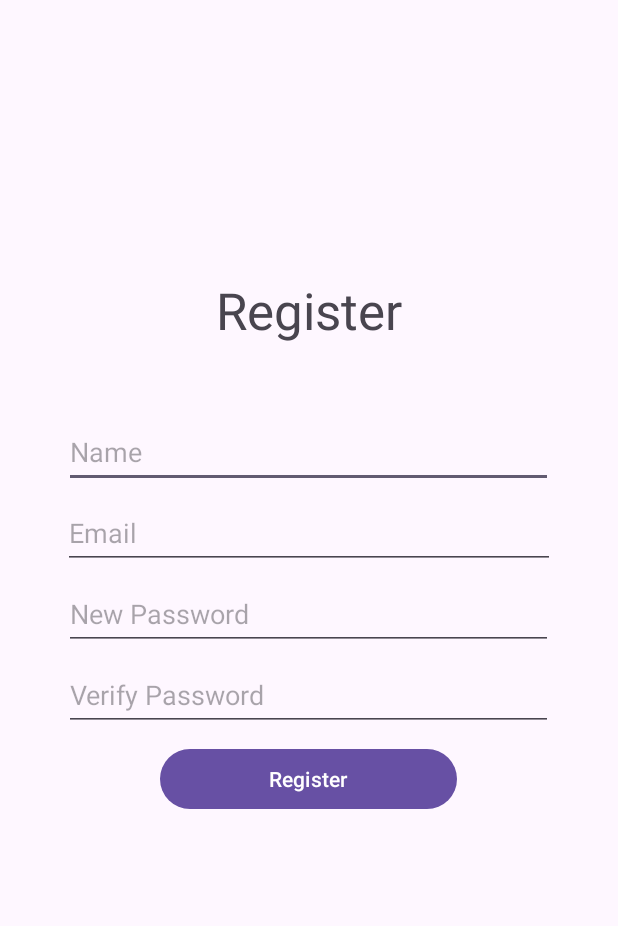
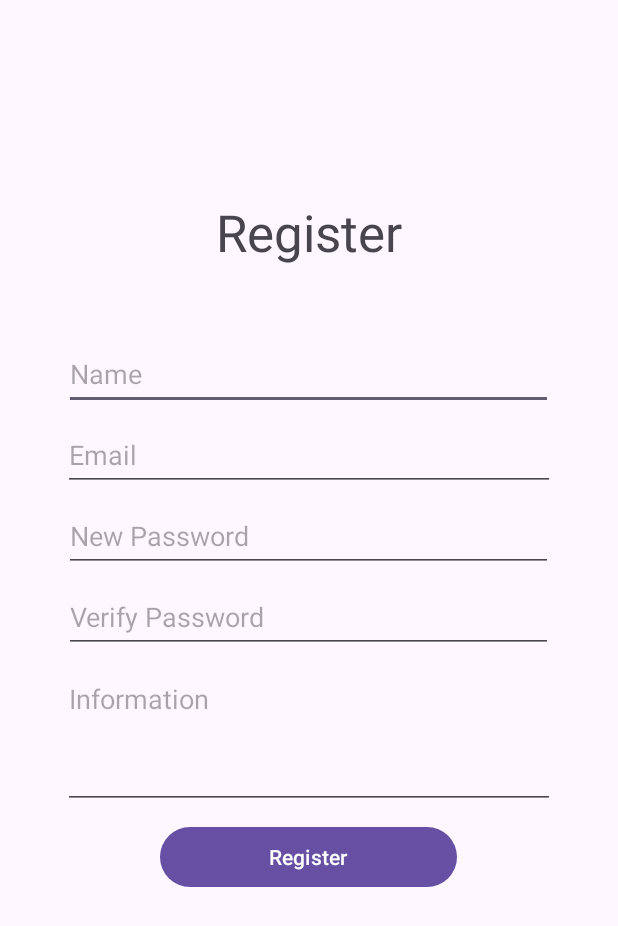
Before and after one commit to DzKInShO2/mp25-Assign3, an Android app: the RegisterActivity screen opened directly, with no data from a screen before it, after a tap on "Register", on a phone screen of 412 x 824 dp. Shown: the top 926 px of the screen. Run offline under Robolectric (Android 15) with nearby library versions, the phone set to English and light mode, and no system bars.

Commit message:
Finished required feature

```diff
--- a/app/src/main/java/com/kick/mp25_assign3/LandingActivity.kt
+++ b/app/src/main/java/com/kick/mp25_assign3/LandingActivity.kt
@@ -22,7 +22,9 @@ class LandingActivity : AppCompatActivity() {
         val userData = intent.getParcelableExtra<UserData>("user")
         if (userData != null) {
             var nameText = findViewById<TextView>(R.id.nameText)
+            var informationText = findViewById<TextView>(R.id.informationText)
             nameText.text = userData.name
+            informationText.text = userData.information
         }
     }
 }
--- a/app/src/main/java/com/kick/mp25_assign3/RegisterActivity.kt
+++ b/app/src/main/java/com/kick/mp25_assign3/RegisterActivity.kt
@@ -28,14 +28,18 @@ class RegisterActivity : AppCompatActivity() {
             val newEmailString = findViewById<EditText>(R.id.newEmailTextEdit).text.toString()
             val newPasswordString = findViewById<EditText>(R.id.newPasswordTextEdit).text.toString()
             val verifyPasswordString = findViewById<EditText>(R.id.verifyPasswordTextEdit).text.toString()
+            val newInformationString = findViewById<EditText>(R.id.newInformationTextEdit).text.toString()
+
+            var pref = getSharedPreferences("UserData", MODE_PRIVATE)
 
             if (newNameString.isEmpty() && newEmailString.isEmpty()
-                && newPasswordString.isEmpty() && verifyPasswordString.isEmpty()) {
+                && newPasswordString.isEmpty() && verifyPasswordString.isEmpty()
+                && newInformationString.isEmpty()) {
                 Toast.makeText(this, "Please fill out all inputs.", Toast.LENGTH_SHORT).show()
                 return@setOnClickListener
             }
 
-            if (newEmailString in Singleton.userDatas) {
+            if (pref.getString(newEmailString, "\u0000") != "\u0000") {
                 Toast.makeText(this, "Email provided had been used.", Toast.LENGTH_SHORT).show()
                 return@setOnClickListener
             }
@@ -50,7 +54,10 @@ class RegisterActivity : AppCompatActivity() {
                 return@setOnClickListener
             }
 
-            Singleton.userDatas[newEmailString] = UserData(newNameString, newEmailString, newPasswordString)
+            with (pref.edit()) {
+                putString(newEmailString, "$newNameString\u0000$newPasswordString\u0000$newInformationString")
+                apply()
+            }
 
             Toast.makeText(this, "User has been registered successfully", Toast.LENGTH_SHORT).show()
 
--- a/app/src/main/java/com/kick/mp25_assign3/Singleton.kt
+++ /dev/null
@@ -1,5 +0,0 @@
-package com.kick.mp25_assign3
-
-object Singleton {
-    var userDatas = HashMap<String, UserData>()
-}
--- a/app/src/main/java/com/kick/mp25_assign3/UserData.kt
+++ b/app/src/main/java/com/kick/mp25_assign3/UserData.kt
@@ -7,5 +7,6 @@ import kotlinx.parcelize.Parcelize
 data class UserData(
     var name: String,
     var email: String,
-    var password: String
+    var password: String,
+    var information: String
 ) : Parcelable
--- a/app/src/main/res/layout/activity_register.xml
+++ b/app/src/main/res/layout/activity_register.xml
@@ -74,6 +74,19 @@
             android:layout_width="match_parent"
             android:layout_height="8dp" />
 
+        <EditText
+            android:id="@+id/newInformationTextEdit"
+            android:layout_width="328dp"
+            android:layout_height="96dp"
+            android:ems="10"
+            android:gravity="start|top"
+            android:hint="Information"
+            android:inputType="textMultiLine" />
+
+        <Space
+            android:layout_width="match_parent"
+            android:layout_height="8dp" />
+
         <Button
             android:id="@+id/registerButton"
             android:layout_width="198dp"
```
Also changed, not shown: app/src/main/java/com/kick/mp25_assign3/LoginActivity.kt (+11 -3 lines), app/src/main/res/layout/activity_landing.xml (+18 -1 lines).
